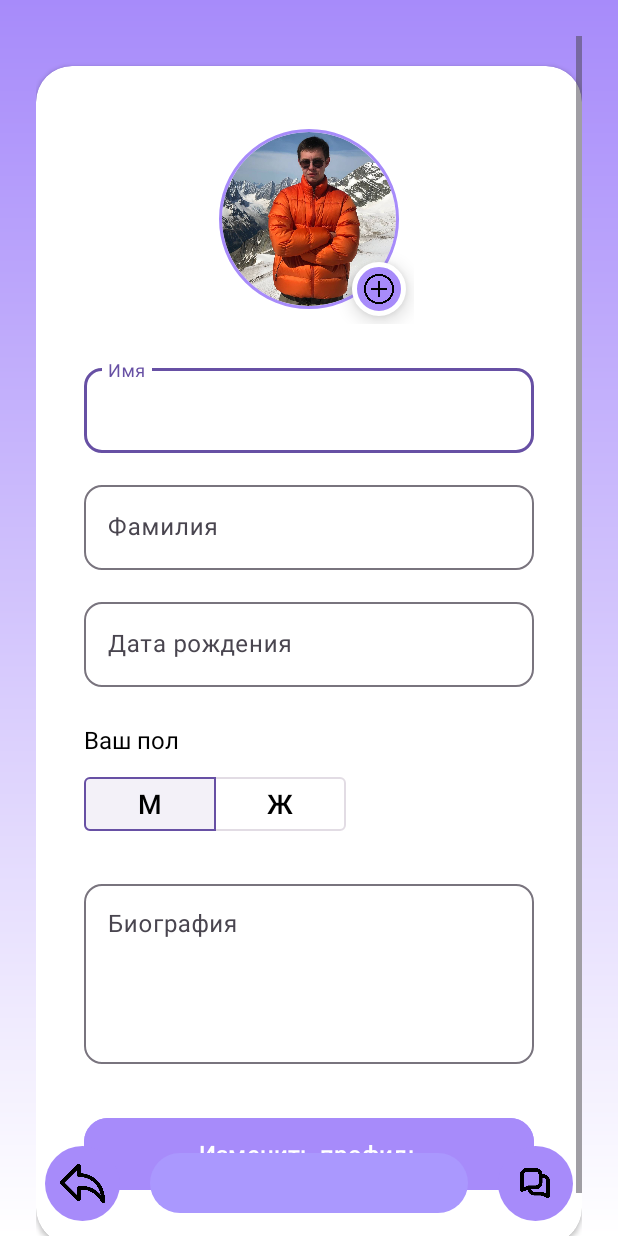
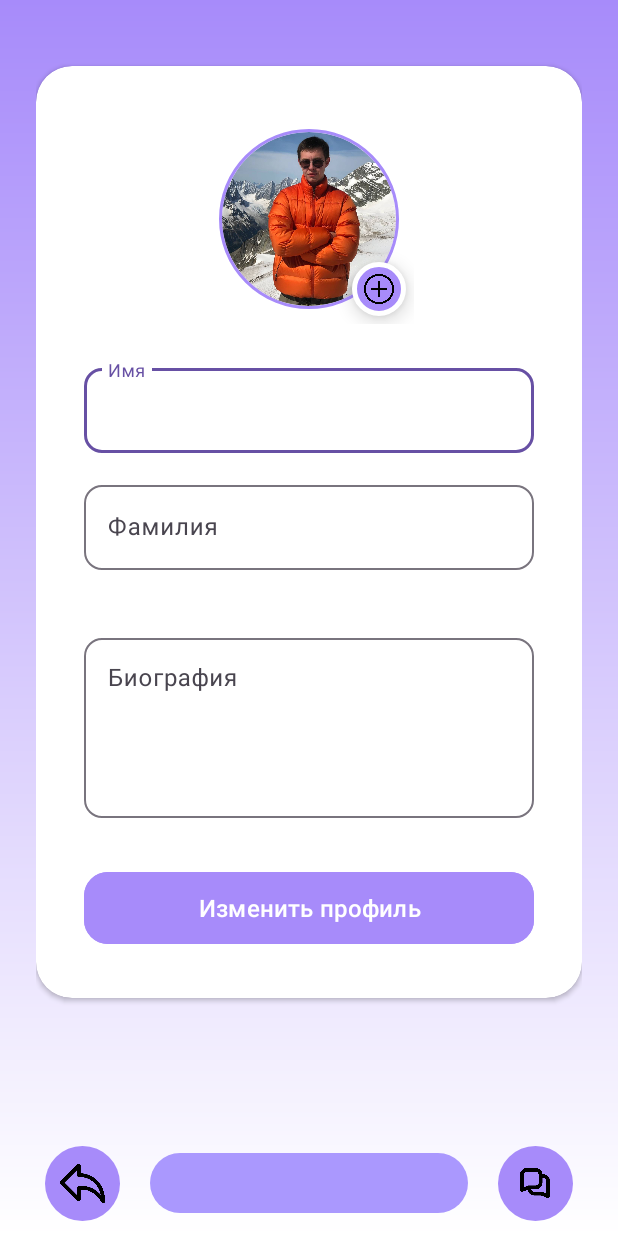
Before and after one commit to shishaaa1/UP01, an Android app: the Personalaccount screen opened directly, with no data from a screen before it, on a phone screen of 412 x 824 dp. Run offline under Robolectric (Android 15) with nearby library versions, the phone set to English and light mode, and no system bars; our stand-ins replace CircleImageView, Picasso; pictures from the network do not load.

```diff
--- a/app/src/main/java/com/example/boobleproject/ApiService.java
+++ b/app/src/main/java/com/example/boobleproject/ApiService.java
@@ -2,12 +2,19 @@ package com.example.boobleproject;
 
 import java.util.Date;
 
+import okhttp3.MultipartBody;
+import okhttp3.RequestBody;
 import okhttp3.ResponseBody;
 import retrofit2.Call;
+import retrofit2.http.DELETE;
 import retrofit2.http.Field;
 import retrofit2.http.FormUrlEncoded;
 import retrofit2.http.GET;
+import retrofit2.http.Multipart;
 import retrofit2.http.POST;
+import retrofit2.http.PUT;
+import retrofit2.http.Part;
+import retrofit2.http.Path;
 import retrofit2.http.Query;
 
 public interface ApiService {
@@ -38,4 +45,27 @@ public interface ApiService {
     @GET("api/PhotoController/GetPhotoByUser")
     Call<ResponseBody> getPhotoByUser(@Query("userId") int userId);
 
+
+    @Multipart
+    @PUT("api/UserController/{userId}")
+    Call<Void> updateUser(
+            @Path("userId") int userId,
+            @Part("FirstName") RequestBody firstName,
+            @Part("LastName") RequestBody lastName,
+            @Part("BIO") RequestBody bio
+    );
+
+    @Multipart
+    @POST("api/PhotoController/UploadPhoto")
+    Call<ResponseBody> uploadPhoto(
+            @Part("UserId") RequestBody userId,
+            @Part MultipartBody.Part photoFile
+    );
+
+    @DELETE("api/PhotoController/DeletePhoto")
+    Call<ResponseBody> deletePhoto(@Query("id") int photoId);
+
+    @GET("api/PhotoController/GetUserPhotoId")
+    Call<Integer> getUserPhotoId(@Query("userId") int userId);
+
 }
--- a/app/src/main/java/com/example/boobleproject/MainActivity.java
+++ b/app/src/main/java/com/example/boobleproject/MainActivity.java
@@ -27,6 +27,12 @@ public class MainActivity extends AppCompatActivity {
         loginEditText = findViewById(R.id.loginEditText);
         passwordEditText = findViewById(R.id.passwordEditText);
     }
+
+    public void goToRegistration(View view) {
+        Intent intent = new Intent(this, Registation.class);
+        startActivity(intent);
+    }
+
 
     public void onLoginClick(View view) {
         String login = loginEditText.getText().toString();
--- a/app/src/main/res/layout/activity_personalaccount.xml
+++ b/app/src/main/res/layout/activity_personalaccount.xml
@@ -120,36 +120,8 @@
                         </com.google.android.material.textfield.TextInputLayout>
 
                         <!-- Возраст -->
-                        <com.google.android.material.textfield.TextInputLayout
-                            android:layout_width="match_parent"
-                            android:layout_height="wrap_content"
-                            android:layout_marginBottom="24dp"
-                            app:boxBackgroundMode="outline"
-                            app:boxCornerRadiusBottomEnd="12dp"
-                            app:boxCornerRadiusBottomStart="12dp"
-                            app:boxCornerRadiusTopEnd="12dp"
-                            app:boxCornerRadiusTopStart="12dp">
-
-                            <com.google.android.material.textfield.TextInputEditText
-                                android:id="@+id/et_age"
-                                android:layout_width="match_parent"
-                                android:layout_height="wrap_content"
-                                android:textColor="@color/black"
-                                android:hint="Дата рождения"
-
-                                android:inputType="number"
-                                android:textSize="16sp" />
-
-                        </com.google.android.material.textfield.TextInputLayout>
 
                         <!-- Пол -->
-                        <TextView
-                            android:layout_width="wrap_content"
-                            android:layout_height="wrap_content"
-                            android:text="Ваш пол"
-                            android:textSize="16sp"
-                            android:textColor="@color/black"
-                            android:layout_marginBottom="8dp" />
 
                         <com.google.android.material.button.MaterialButtonToggleGroup
                             android:id="@+id/gender_group"
@@ -157,34 +129,7 @@
                             android:layout_height="wrap_content"
                             android:layout_marginBottom="24dp"
                             app:singleSelection="true"
-                            app:checkedButton="@id/btn_male">
-
-                            <com.google.android.material.button.MaterialButton
-                                android:id="@+id/btn_male"
-                                style="@style/Widget.MaterialComponents.Button.OutlinedButton"
-                                android:layout_width="wrap_content"
-                                android:layout_height="wrap_content"
-                                app:placeholderTextColor="@color/black"
-                                android:textColor="@color/black"
-                                android:text="М"
-                                android:textSize="18sp"
-
-                                app:iconGravity="textStart"
-                                app:iconTint="@color/primary" />
-
-                            <com.google.android.material.button.MaterialButton
-                                android:id="@+id/btn_female"
-                                style="@style/Widget.MaterialComponents.Button.OutlinedButton"
-                                android:layout_width="wrap_content"
-                                app:placeholderTextColor="@color/black"
-                                android:layout_height="wrap_content"
-                                android:text="Ж"
-                                android:textColor="@color/black"
-                                android:textSize="18sp"
-                                app:iconGravity="textStart"
-                                app:iconTint="@color/primary" />
-
-                        </com.google.android.material.button.MaterialButtonToggleGroup>
+                            app:checkedButton="@id/btn_male"/>
 
                         <!-- Биография -->
                         <com.google.android.material.textfield.TextInputLayout
```
Also changed, not shown: app/src/main/java/com/example/boobleproject/Personalaccount.java (+223 -50 lines).
